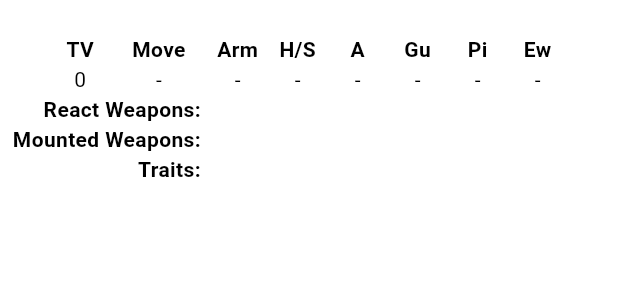
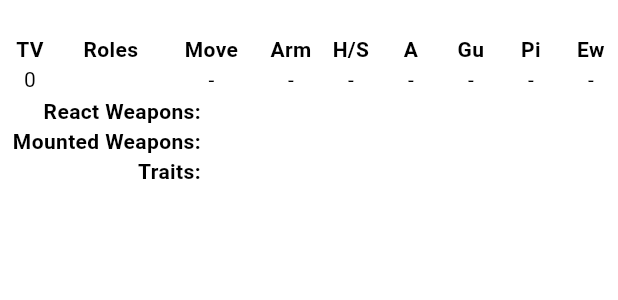
Before and after one commit to Ariemeth/gearforce, a Flutter app: the _SmallUnitListHeader widget shown alone on an empty page, opened directly with empty values, on a phone screen of 412 x 824 dp. Shown: the top 300 px of the screen. Run offline on Flutter 3.47's test engine with Material 3 defaults, Android fonts, the light colour scheme and no system bars; our stand-ins replace flutter_bloc, shared_preferences; accounts and stored records are empty; generated files the repository leaves out were written again.

Commit message:
Added Roles to the unit selection screen

```diff
--- a/lib/src/pages/roster/screens/unit_selection_screen.dart
+++ b/lib/src/pages/roster/screens/unit_selection_screen.dart
@@ -34,7 +34,7 @@ class _UnitSelectionScreenState extends State<UnitSelectionScreen> {
     // Fetch available units from the rule set
     final availableUnits = rosterState.ruleSet
         .getAvailableUnits()
-        .filterBy(UnitFilters.matchByRoles(squadRoles))
+        .filterBy(UnitFilters.matchByUnitAndVariantRoles(squadRoles))
         .toList();
 
     // Initialize expanded states
@@ -53,7 +53,7 @@ class _UnitSelectionScreenState extends State<UnitSelectionScreen> {
         padding: AppTheme.defaultPagePadding,
         child: SingleChildScrollView(
           child: ExpansionPanelList(
-            expandedHeaderPadding: EdgeInsets.fromLTRB(4, 0, 4, 4),
+            expandedHeaderPadding: EdgeInsets.fromLTRB(2, 0, 4, 2),
             expansionCallback: (index, isExpanded) {
               setState(() {
                 _expandedStates[index] = isExpanded;
--- a/lib/src/pages/roster/widgets/model_list_card.dart
+++ b/lib/src/pages/roster/widgets/model_list_card.dart
@@ -34,12 +34,16 @@ class _SmallUnitListHeader extends StatelessWidget {
       children: [
         Text(model.name, style: AppTheme.titleStyle),
         Table(
-          columnWidths: {1: const FixedColumnWidth(65.0)},
+          columnWidths: {
+            1: const FixedColumnWidth(68.0),
+            2: const FixedColumnWidth(66.0),
+          },
           defaultColumnWidth: const FixedColumnWidth(40),
           children: [
             const TableRow(
               children: [
                 _UnitAttributeLabel('TV'),
+                _UnitAttributeLabel('Roles'),
                 _UnitAttributeLabel('Move'),
                 _UnitAttributeLabel('Arm'),
                 _UnitAttributeLabel('H/S'),
@@ -52,6 +56,9 @@ class _SmallUnitListHeader extends StatelessWidget {
             TableRow(
               children: [
                 _UnitAttributeValue('${model.tv}'),
+                _UnitAttributeValue(
+                  model.roles.map((r) => r.abbreviation).join(', '),
+                ),
                 _UnitAttributeValue(model.movement.toString()),
                 _UnitAttributeValue(model.armor.toString()),
                 _UnitAttributeValue(model.hullStructure.toString()),
--- a/lib/src/predefined/filters/unit_filters.dart
+++ b/lib/src/predefined/filters/unit_filters.dart
@@ -5,7 +5,7 @@ import 'package:gearforce/src/models/roster/unit/unit_list_extensions.dart';
 class UnitFilters {
   static bool matchAll(Unit _) => true;
 
-  static UnitFilter matchByRoles(Set<Role> roles) {
+  static UnitFilter matchByUnitRoles(Set<Role> roles) {
     return (Unit unit) {
       if (roles.isEmpty) {
         return true; // No roles to match, so all units are valid
@@ -14,4 +14,20 @@ class UnitFilters {
       return unitRoles.any((role) => roles.contains(role));
     };
   }
+
+  static UnitFilter matchByUnitAndVariantRoles(Set<Role> roles) {
+    return (Unit unit) {
+      if (roles.isEmpty) {
+        return true; // No roles to match, so all units are valid
+      }
+      final unitRoles = unit.base.roles;
+      final hasRole = unitRoles.any((role) => roles.contains(role));
+      if (!hasRole) {
+        unit.variants.any(
+          (v) => v.roles?.any((r) => roles.contains(r)) ?? false,
+        );
+      }
+      return hasRole;
+    };
+  }
 }
```
